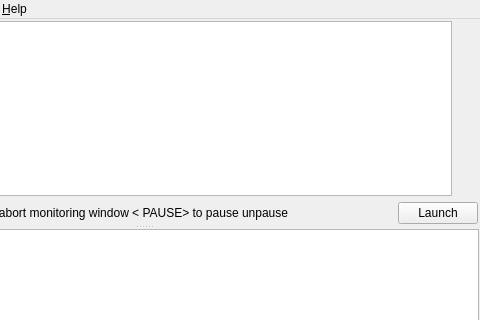
The window that chordv/src/mainwindow.ui (jpcima/chordv) describes before a commit, drawn with Qt 5; both pictures show x 192 to 672 and y 0 to 320 of the 672 by 429 pixel window.
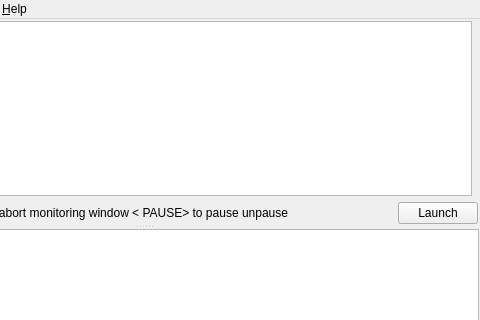
The same window after the commit. Icons and pictures are not drawn. Custom widgets are drawn as their Qt base class.

Commit message: agencement compact de l'interface (2)

```diff
--- a/chordv/src/mainwindow.ui
+++ b/chordv/src/mainwindow.ui
@@ -271,7 +271,7 @@
         </layout>
        </widget>
        <widget class="QWidget" name="pageMemory">
-        <layout class="QHBoxLayout" name="horizontalLayout_9">
+        <layout class="QVBoxLayout" name="verticalLayout_7">
          <property name="leftMargin">
           <number>1</number>
          </property>
@@ -285,9 +285,7 @@
           <number>1</number>
          </property>
          <item>
-          <layout class="QVBoxLayout" name="verticalLayout_16">
-           <item>
-            <layout class="QHBoxLayout" name="horizontalLayout_6">
+          <layout class="QHBoxLayout" name="horizontalLayout_3">
              <item>
               <widget class="QTableWidget" name="tableWidgetToc">
                <property name="editTriggers">
@@ -296,32 +294,11 @@
               </widget>
              </item>
              <item>
-              <layout class="QVBoxLayout" name="verticalLayout_11">
-               <item>
-                <layout class="QVBoxLayout" name="verticalLayout_10">
-                 <item>
                   <widget class="FormMemoryInfo" name="widgetMemory" native="true"/>
                  </item>
                 </layout>
                </item>
                <item>
-                <spacer name="verticalSpacer_3">
-                 <property name="orientation">
-                  <enum>Qt::Vertical</enum>
-                 </property>
-                 <property name="sizeHint" stdset="0">
-                  <size>
-                   <width>20</width>
-                   <height>10</height>
-                  </size>
-                 </property>
-                </spacer>
-               </item>
-              </layout>
-             </item>
-            </layout>
-           </item>
-           <item>
             <layout class="QHBoxLayout" name="horizontalLayout_8">
              <item>
               <spacer name="horizontalSpacer_3">
@@ -369,8 +346,6 @@
                 <string>F10</string>
                </property>
               </widget>
-             </item>
-            </layout>
            </item>
           </layout>
          </item>
```
Lines whose indentation alone changed are shown as unchanged. The commit also changes 2 other files.
